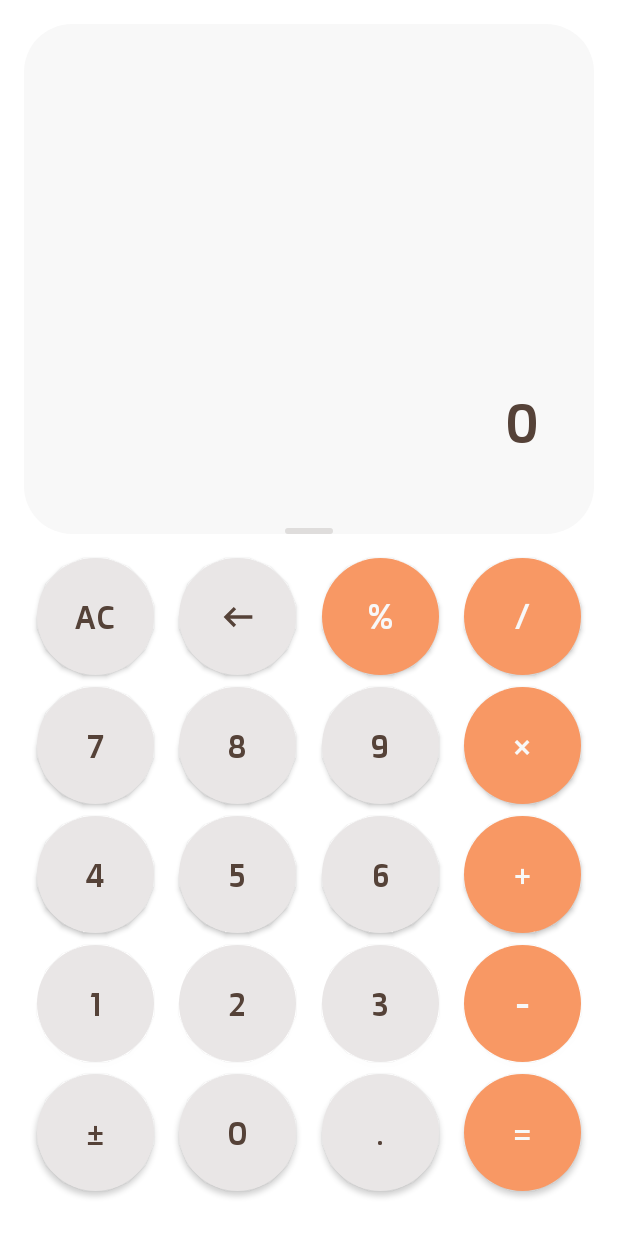
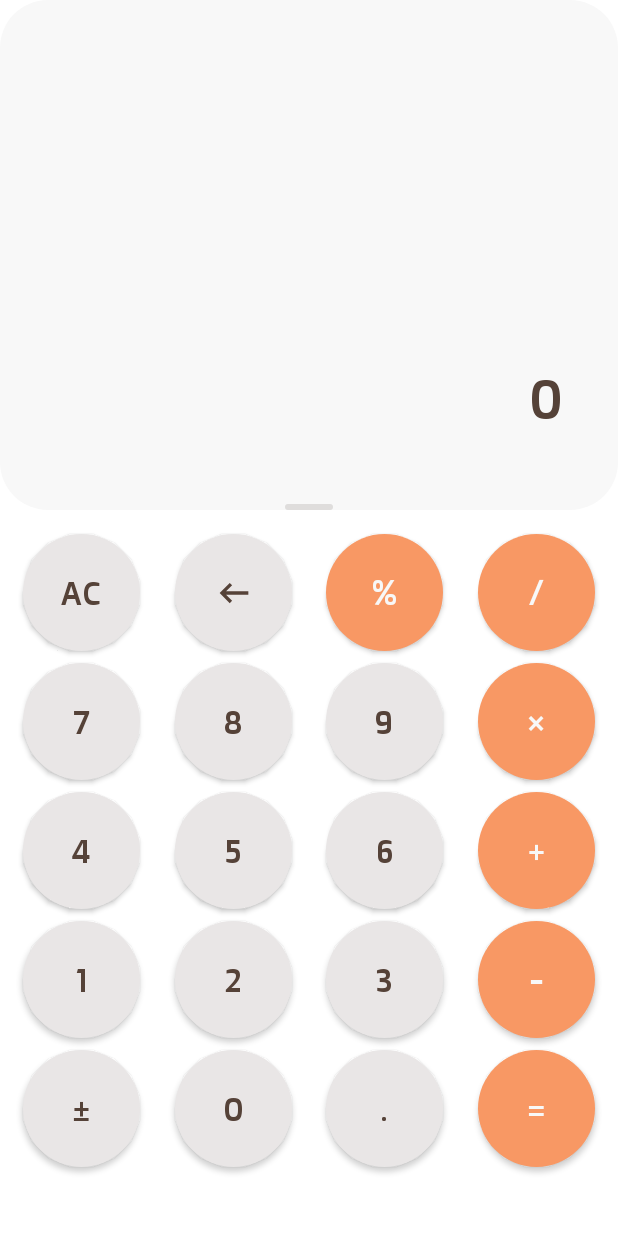
Before and after one commit to Farah315/Calculator, an Android app: the screen it shows after launch (MainActivity), after a tap on an icon or button, on a phone screen of 412 x 824 dp. Run offline under Robolectric (Android 15) with nearby library versions, the phone set to English and light mode, and no system bars.

Commit message:
refactor: Enhance code clarity and add transparent status bar

```diff
--- a/app/src/main/java/com/fara7/calculator/MainActivity.kt
+++ b/app/src/main/java/com/fara7/calculator/MainActivity.kt
@@ -9,6 +9,9 @@ import java.text.DecimalFormat
 import java.util.*
 import android.animation.ValueAnimator
 import android.util.TypedValue
+import android.graphics.Color
+import android.os.Build
+import android.view.WindowManager
 
 class MainActivity : AppCompatActivity() {
 
@@ -38,11 +41,14 @@ class MainActivity : AppCompatActivity() {
     private val SMALL_RESULT_TEXT_SIZE = 28f
 
     /**
-     * onCreate - sets up the whole calculator when it starts
-     * Basically initializes everything and gets the UI ready to rock
+     * Called when the activity is first created
+     * Sets up UI components and makes status bar transparent
      */
     override fun onCreate(savedInstanceState: Bundle?) {
         super.onCreate(savedInstanceState)
+
+        makeStatusBarTransparent()
+
         setContentView(R.layout.activity_main)
 
         setupUIComponents()
@@ -51,8 +57,24 @@ class MainActivity : AppCompatActivity() {
     }
 
     /**
-     * setupUIComponents - finds and connects all the UI elements
-     * Just grabbing references to the text views so we can update them later
+     * Makes the status bar transparent for modern Android versions
+     */
+    private fun makeStatusBarTransparent() {
+        if (Build.VERSION.SDK_INT >= Build.VERSION_CODES.LOLLIPOP) {
+            window.addFlags(WindowManager.LayoutParams.FLAG_DRAWS_SYSTEM_BAR_BACKGROUNDS)
+            window.statusBarColor = Color.TRANSPARENT
+        }
+
+        if (Build.VERSION.SDK_INT >= Build.VERSION_CODES.KITKAT) {
+            window.setFlags(
+                WindowManager.LayoutParams.FLAG_LAYOUT_NO_LIMITS,
+                WindowManager.LayoutParams.FLAG_LAYOUT_NO_LIMITS
+            )
+        }
+    }
+
+    /**
+     * Initialize UI components by finding them in the layout
      */
     private fun setupUIComponents() {
         expressionDisplay = findViewById(R.id.Text)
@@ -60,38 +82,77 @@ class MainActivity : AppCompatActivity() {
     }
 
     /**
-     * setupAllButtonClickHandlers - connects all button clicks to their functions
-     * This is where we tell each button what to do when someone taps it
-     * Pretty straightforward - numbers call onNumberClick, operators call onOperatorClick, etc.
+     * Set up click handlers for all calculator buttons
      */
     private fun setupAllButtonClickHandlers() {
-        findViewById<AppCompatButton>(R.id.zero).setOnClickListener { handleNumberInput("0") }
-        findViewById<AppCompatButton>(R.id.one).setOnClickListener { handleNumberInput("1") }
-        findViewById<AppCompatButton>(R.id.two).setOnClickListener { handleNumberInput("2") }
-        findViewById<AppCompatButton>(R.id.three).setOnClickListener { handleNumberInput("3") }
-        findViewById<AppCompatButton>(R.id.four).setOnClickListener { handleNumberInput("4") }
-        findViewById<AppCompatButton>(R.id.five).setOnClickListener { handleNumberInput("5") }
-        findViewById<AppCompatButton>(R.id.six).setOnClickListener { handleNumberInput("6") }
-        findViewById<AppCompatButton>(R.id.seven).setOnClickListener { handleNumberInput("7") }
-        findViewById<AppCompatButton>(R.id.eight).setOnClickListener { handleNumberInput("8") }
-        findViewById<AppCompatButton>(R.id.nine).setOnClickListener { handleNumberInput("9") }
+        findViewById<AppCompatButton>(R.id.zero).setOnClickListener {
+            handleNumberInput("0")
+        }
+        findViewById<AppCompatButton>(R.id.one).setOnClickListener {
+            handleNumberInput("1")
+        }
+        findViewById<AppCompatButton>(R.id.two).setOnClickListener {
+            handleNumberInput("2")
+        }
+        findViewById<AppCompatButton>(R.id.three).setOnClickListener {
+            handleNumberInput("3")
+        }
+        findViewById<AppCompatButton>(R.id.four).setOnClickListener {
+            handleNumberInput("4")
+        }
+        findViewById<AppCompatButton>(R.id.five).setOnClickListener {
+            handleNumberInput("5")
+        }
+        findViewById<AppCompatButton>(R.id.six).setOnClickListener {
+            handleNumberInput("6")
+        }
+        findViewById<AppCompatButton>(R.id.seven).setOnClickListener {
+            handleNumberInput("7")
+        }
+        findViewById<AppCompatButton>(R.id.eight).setOnClickListener {
+            handleNumberInput("8")
+        }
+        findViewById<AppCompatButton>(R.id.nine).setOnClickListener {
+            handleNumberInput("9")
+        }
 
-        findViewById<AppCompatButton>(R.id.add).setOnClickListener { handleOperatorInput("+") }
-        findViewById<AppCompatButton>(R.id.sub).setOnClickListener { handleOperatorInput("-") }
-        findViewById<AppCompatButton>(R.id.mul).setOnClickListener { handleOperatorInput("×") }
-        findViewById<AppCompatButton>(R.id.div).setOnClickListener { handleOperatorInput("/") }
-        findViewById<AppCompatButton>(R.id.divide).setOnClickListener { handleOperatorInput("%") }
+        findViewById<AppCompatButton>(R.id.add).setOnClickListener {
+            handleOperatorInput("+")
+        }
+        findViewById<AppCompatButton>(R.id.sub).setOnClickListener {
+            handleOperatorInput("-")
+        }
+        findViewById<AppCompatButton>(R.id.mul).setOnClickListener {
+            handleOperatorInput("×")
+        }
+        findViewById<AppCompatButton>(R.id.div).setOnClickListener {
+            handleOperatorInput("/")
+        }
 
-        findViewById<AppCompatButton>(R.id.equals).setOnClickListener { handleEqualsPress() }
-        findViewById<AppCompatButton>(R.id.Ac).setOnClickListener { handleAllClearPress() }
-        findViewById<ImageButton>(R.id.back).setOnClickListener { handleBackspacePress() }
-        findViewById<AppCompatButton>(R.id.dot).setOnClickListener { handleDecimalPointPress() }
-        findViewById<AppCompatButton>(R.id.plusMinus).setOnClickListener { handlePlusMinusPress() }
+        findViewById<AppCompatButton>(R.id.divide).setOnClickListener {
+            handlePercentagePress()
+        }
+
+        findViewById<AppCompatButton>(R.id.equals).setOnClickListener {
+            handleEqualsPress()
+        }
+        findViewById<AppCompatButton>(R.id.Ac).setOnClickListener {
+            handleAllClearPress()
+        }
+        findViewById<ImageButton>(R.id.back).setOnClickListener {
+            handleBackspacePress()
+        }
+        findViewById<AppCompatButton>(R.id.dot).setOnClickListener {
+            handleDecimalPointPress()
+        }
+        findViewById<AppCompatButton>(R.id.plusMinus).setOnClickListener {
+            handlePlusMinusPress()
+        }
     }
 
     /**
-     * handleNumberInput - processes when someone taps a number button
-     * @param digit the number that was pressed (as a string)
+     * Handle number input (0-9)
+     * @param digit The digit to add to current input
      */
     private fun handleNumberInput(digit: String) {
         if (isErrorState()) {
@@ -116,7 +177,6 @@ class MainActivity : AppCompatActivity() {
         }
 
         val digitCount = potentialNewInput.replace(".", "").replace("-", "").length
-
         if (digitCount > MAX_DIGITS_PER_NUMBER) {
             return
         }
@@ -131,12 +191,13 @@ class MainActivity : AppCompatActivity() {
                 currentInputNumber += digit
             }
         }
+
         refreshDisplay()
     }
 
     /**
-     * handleOperatorInput - processes when someone taps an operator button (+, -, etc.)
-     * @param operator the math symbol that was pressed
+     * Handle operator input (+, -, ×, /)
+     * @param operator The operator to add to expression
      */
     private fun handleOperatorInput(operator: String) {
         if (isErrorState()) {
@@ -162,7 +223,10 @@ class MainActivity : AppCompatActivity() {
             return
         }
 
-        if (currentInputNumber.isNotEmpty() || (currentExpression.isNotEmpty() && operatorsInExpression.isNotEmpty())) {
+        if (currentInputNumber.isNotEmpty() ||
+            (currentExpression.isNotEmpty() && operatorsInExpression.isNotEmpty())
+        ) {
+
             if (currentInputNumber.isNotEmpty()) {
                 numbersInExpression.add(currentInputNumber.toDouble())
 
@@ -173,8 +237,9 @@ class MainActivity : AppCompatActivity() {
                 }
             } else if (operatorsInExpression.isNotEmpty()) {
                 operatorsInExpression[operatorsInExpression.size - 1] = operator
-                currentExpression =
-                    currentExpression.dropLastWhile { it != ' ' }.dropLast(1) + " $operator"
+                currentExpression = currentExpression
+                    .dropLastWhile { it != ' ' }
+                    .dropLast(1) + " $operator"
                 refreshDisplay()
                 return
             }
@@ -193,7 +258,35 @@ class MainActivity : AppCompatActivity() {
     }
 
     /**
-     * handleEqualsPress - processes when someone hits the equals button
+     * Handle percentage calculation
+     * Converts current number to percentage (divides by 100)
+     */
+    private fun handlePercentagePress() {
+        if (isErrorState()) {
+            handleAllClearPress()
+        }
+
+        if (completedExpressionToShow.isNotEmpty() && isStartingNewOperation) {
+            completedExpressionToShow = ""
+            resetCalculationState()
+        }
+
+        if (currentInputNumber.isNotEmpty() && currentInputNumber != "0") {
+            try {
+                val currentValue = currentInputNumber.toDouble()
+                val percentageValue = currentValue / 100.0
+                currentInputNumber = formatNumberForDisplay(percentageValue)
+                hasDecimalPoint = currentInputNumber.contains(".")
+                refreshDisplay()
+            } catch (e: NumberFormatException) {
+                currentInputNumber = "Error"
+                refreshDisplay()
+            }
+        }
+    }
+
+    /**
+     * Handle equals button press - perform calculation
      */
     private fun handleEqualsPress() {
         if (currentInputNumber.isNotEmpty() && operatorsInExpression.isNotEmpty()) {
@@ -207,10 +300,17 @@ class MainActivity : AppCompatActivity() {
                 )
 
                 val formattedResult = formatNumberForDisplay(calculationResult)
-                val resultDigitCount =
-                    formattedResult.replace(".", "").replace("-", "").replace("E", "").length
+                val resultDigitCount = formattedResult
+                    .replace(".", "")
+                    .replace("-", "")
+                    .replace("E", "")
+                    .length
 
-                if (resultDigitCount > MAX_DIGITS_IN_RESULT || calculationResult.isInfinite() || calculationResult.isNaN()) {
+                if (resultDigitCount > MAX_DIGITS_IN_RESULT ||
+                    calculationResult.isInfinite() ||
+                    calculationResult.isNaN()
+                ) {
+
                     completedExpressionToShow = fullExpression
                     currentInputNumber = "Number too large"
                     resetCalculationState()
@@ -223,7 +323,6 @@ class MainActivity : AppCompatActivity() {
                 currentHistoryPosition = calculationHistory.size - 1
 
                 completedExpressionToShow = fullExpression
-
                 currentInputNumber = formattedResult
                 lastCalculationResult = calculationResult
 
@@ -244,15 +343,16 @@ class MainActivity : AppCompatActivity() {
     }
 
     /**
-     * performCalculation - does the actual math on the expression
-     * @param numbers list of numbers in the expression
-     * @param operators list of operators between the numbers
-     * @return the final calculated result
+     * Perform mathematical calculation with proper operator precedence
+     * @param numbers List of numbers in the expression
+     * @param operators List of operators in the expression
+     * @return The calculated result
      */
     private fun performCalculation(
         numbers: MutableList<Double>,
         operators: MutableList<String>
     ): Double {
+
         var i = 0
         while (i < operators.size) {
             when (operators[i]) {
@@ -302,7 +402,7 @@ class MainActivity : AppCompatActivity() {
     }
 
     /**
-     * resetCalculationState - clears all the calculation variables for a fresh start
+     * Reset calculation state to initial values
      */
     private fun resetCalculationState() {
         currentExpression = ""
@@ -313,7 +413,7 @@ class MainActivity : AppCompatActivity() {
     }
 
     /**
-     * handleAllClearPress - resets everything back to initial state
+     * Handle All Clear (AC) button press
      */
     private fun handleAllClearPress() {
         currentInputNumber = ""
@@ -324,11 +424,15 @@ class MainActivity : AppCompatActivity() {
     }
 
     /**
-     * handleBackspacePress - handles the back button functionality
+     * Handle backspace button press
+     * Supports navigation through calculation history
      */
     private fun handleBackspacePress() {
-        if (calculationHistory.isNotEmpty() && currentHistoryPosition >= 0 &&
-            (currentInputNumber.isEmpty() || currentInputNumber == "0" || isStartingNewOperation)
+        if (calculationHistory.isNotEmpty() &&
+            currentHistoryPosition >= 0 &&
+            (currentInputNumber.isEmpty() ||
+                    currentInputNumber == "0" ||
+                    isStartingNewOperation)
         ) {
 
             val previousExpression = calculationHistory[currentHistoryPosition]
@@ -347,7 +451,8 @@ class MainActivity : AppCompatActivity() {
             return
         }
 
-        if (currentInputNumber.isNotEmpty() && !isStartingNewOperation &&
+        if (currentInputNumber.isNotEmpty() &&
+            !isStartingNewOperation &&
             !isErrorState()
         ) {
 
@@ -361,12 +466,13 @@ class MainActivity : AppCompatActivity() {
                     hasDecimalPoint = false
                 }
             }
+
             refreshDisplay()
         }
     }
 
     /**
-     * handleDecimalPointPress - adds a decimal point to the current number
+     * Handle decimal point button press
      */
     private fun handleDecimalPointPress() {
         if (isErrorState()) {
@@ -385,7 +491,11 @@ class MainActivity : AppCompatActivity() {
                 "$currentInputNumber."
             }
 
-            val digitCount = potentialInput.replace(".", "").replace("-", "").length
+            val digitCount = potentialInput
+                .replace(".", "")
+                .replace("-", "")
+                .length
+
             if (digitCount > MAX_DIGITS_PER_NUMBER) {
                 return
             }
@@ -396,18 +506,20 @@ class MainActivity : AppCompatActivity() {
             } else {
                 currentInputNumber += "."
             }
+
             hasDecimalPoint = true
             refreshDisplay()
         }
     }
 
     /**
-     * handlePlusMinusPress - toggles the sign of the current number
+     * Handle plus/minus toggle button press
      */
     private fun handlePlusMinusPress() {
         if (isErrorState()) {
             handleAllClearPress()
         }
+
         if (completedExpressionToShow.isNotEmpty() && isStartingNewOperation) {
             completedExpressionToShow = ""
             resetCalculationState()
@@ -419,19 +531,20 @@ class MainActivity : AppCompatActivity() {
             } else {
                 "-$currentInputNumber"
             }
+
             refreshDisplay()
         }
     }
 
     /**
-     * refreshDisplay - updates what the user sees on screen
-     * Modified to show current expression in result area and completed expression in expression area
+     * Refresh the display with current calculation state
      */
     private fun refreshDisplay() {
         val displayResult = when {
             completedExpressionToShow.isNotEmpty() -> {
                 if (currentInputNumber.isEmpty()) "0" else currentInputNumber
             }
+
             currentExpression.isNotEmpty() -> {
                 if (currentInputNumber.isNotEmpty() && !isStartingNewOperation) {
                     "$currentExpression $currentInputNumber"
@@ -439,8 +552,10 @@ class MainActivity : AppCompatActivity() {
                     currentExpression
                 }
             }
+
             else -> if (currentInputNumber.isEmpty()) "0" else currentInputNumber
         }
+
         resultDisplay.text = displayResult
 
         val displayExpression = if (completedExpressionToShow.isNotEmpty()) {
@@ -448,45 +563,66 @@ class MainActivity : AppCompatActivity() {
         } else {
             ""
         }
+
         expressionDisplay.text = displayExpression
 
         adjustTextSizesForLength(displayExpression, displayResult)
     }
 
     /**
-     * adjustTextSizesForLength - makes text smaller when expressions get long
-     * @param expressionText the expression text to check length of
-     * @param resultText the result text to check length of
+     * Adjust text sizes based on content length
+     * @param expressionText The expression text to check
+     * @param resultText The result text to check
      */
     private fun adjustTextSizesForLength(expressionText: String, resultText: String) {
-        val shouldShrinkExpression =
-            expressionText.length > 30 || expressionText.split(" ").size > 6
+        val shouldShrinkExpression = expressionText.length > 30 ||
+                expressionText.split(" ").size > 6
         val shouldShrinkResult = resultText.length > 8
 
-        val targetExpressionSize =
-            if (shouldShrinkExpression) SMALL_EXPRESSION_TEXT_SIZE else NORMAL_EXPRESSION_TEXT_SIZE
-        val targetResultSize =
-            if (shouldShrinkResult) SMALL_RESULT_TEXT_SIZE else NORMAL_RESULT_TEXT_SIZE
-
-        val currentExpressionSize =
-            expressionDisplay.textSize / resources.displayMetrics.scaledDensity
-        if (currentExpressionSize != targetExpressionSize) {
-            animateTextSizeChange(expressionDisplay, currentExpressionSize, targetExpressionSize)
+        val targetExpressionSize = if (shouldShrinkExpression) {
+            SMALL_EXPRESSION_TEXT_SIZE
+        } else {
+            NORMAL_EXPRESSION_TEXT_SIZE
         }
 
-        val currentResultSize = resultDisplay.textSize / resources.displayMetrics.scaledDensity
+        val targetResultSize = if (shouldShrinkResult) {
+            SMALL_RESULT_TEXT_SIZE
+        } else {
+            NORMAL_RESULT_TEXT_SIZE
+        }
+
+        val currentExpressionSize = expressionDisplay.textSize /
+                resources.displayMetrics.scaledDensity
+        if (currentExpressionSize != targetExpressionSize) {
+            animateTextSizeChange(
+                expressionDisplay,
+                currentExpressionSize,
+                targetExpressionSize
+            )
+        }
+
+        val currentResultSize = resultDisplay.textSize /
+                resources.displayMetrics.scaledDensity
         if (currentResultSize != targetResultSize) {
-            animateTextSizeChange(resultDisplay, currentResultSize, targetResultSize)
+            animateTextSizeChange(
+                resultDisplay,
+                currentResultSize,
+                targetResultSize
+            )
         }
     }
 
     /**
-     * animateTextSizeChange - smoothly changes text size with animation
-     * @param textView the TextView to animate
-     * @param fromSize starting text size
-     * @param toSize ending text size
+     * Animate text size change for smooth transitions
+     * @param textView The TextView to animate
+     * @param fromSize Starting text size
+     * @param toSize Target text size
      */
-    private fun animateTextSizeChange(textView: TextView, fromSize: Float, toSize: Float) {
+    private fun animateTextSizeChange(
+        textView: TextView,
+        fromSize: Float,
+        toSize: Float
+    ) {
         val animator = ValueAnimator.ofFloat(fromSize, toSize)
         animator.duration = 200
 
@@ -499,9 +635,9 @@ class MainActivity : AppCompatActivity() {
     }
 
     /**
-     * formatNumberForDisplay - formats numbers to look nice on screen
-     * @param value the number to format
-     * @return formatted string representation
+     * Format number for display with appropriate precision
+     * @param value The number to format
+     * @return Formatted string representation
      */
     private fun formatNumberForDisplay(value: Double): String {
         return when {
@@ -518,7 +654,11 @@ class MainActivity : AppCompatActivity() {
 
             else -> {
                 val formatted = DecimalFormat("#.##########").format(value)
-                if (formatted.replace(".", "").replace("-", "").length <= MAX_DIGITS_IN_RESULT) {
+                if (formatted
+                        .replace(".", "")
+                        .replace("-", "")
+                        .length <= MAX_DIGITS_IN_RESULT
+                ) {
                     formatted
                 } else {
                     String.format("%.2E", value)
@@ -528,8 +668,8 @@ class MainActivity : AppCompatActivity() {
     }
 
     /**
-     * isErrorState - checks if we're currently showing an error message
-     * @return true if showing error, false otherwise
+     * Check if calculator is in error state
+     * @return true if in error state, false otherwise
      */
     private fun isErrorState(): Boolean {
         return currentInputNumber == "Error" ||
```
